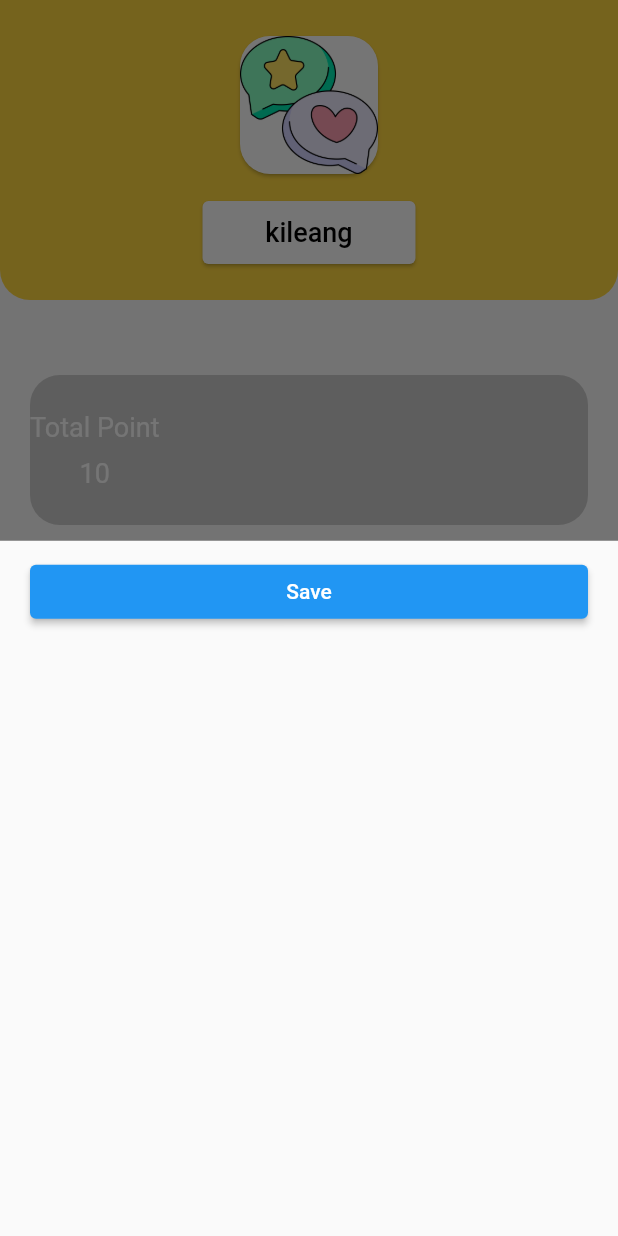
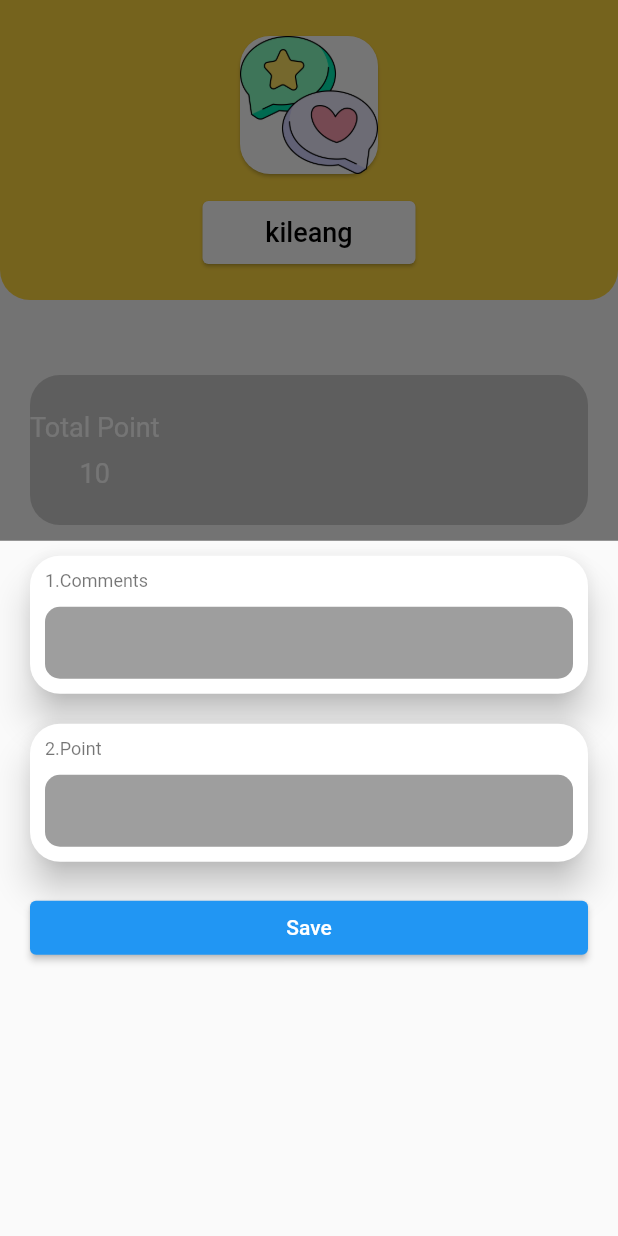
Before and after one commit to PNewBig/weeky-vote, a Flutter app: the PreviewScreen screen opened by its route, after a tap on the "rate review" icon, on a phone screen of 412 x 824 dp. Run offline on Flutter 3.47's test engine with Material 2 defaults, Android fonts, the phone set to English and light mode, and no system bars; our stand-ins replace percent_indicator; Roboto replaces fonts that are missing (defago notosans).

Commit message:
Preview changed

```diff
--- a/lib/Presentation/Screen/PreviewScreen.dart
+++ b/lib/Presentation/Screen/PreviewScreen.dart
@@ -96,12 +96,74 @@ class _PreviewScreenState extends State<PreviewScreen> {
                   return SizedBox(
                     child: Column(
                       children: [
-                        // Center(
-                        //   child: BuildForm(
-                        //       text: "1.Comment",
-                        //       acceptValue: (value) {},
-                        //       validation: (value) {}),
-                        // ),
+                        Center(
+                          child: Card(
+                              margin: const EdgeInsets.symmetric(
+                                  horizontal: 20, vertical: 10),
+                              elevation: 10,
+                              shape: RoundedRectangleBorder(
+                                  borderRadius: BorderRadius.circular(20)),
+                              child: Column(
+                                  crossAxisAlignment: CrossAxisAlignment.start,
+                                  children: [
+                                    Container(
+                                        margin: const EdgeInsets.only(
+                                            left: 10, top: 10),
+                                        child: Text("1.Comments",
+                                            style: Theme.of(context)
+                                                .textTheme
+                                                .bodySmall)),
+                                    SizedBox(height: 10),
+                                    Container(
+                                      decoration: BoxDecoration(
+                                          color: Colors.grey,
+                                          borderRadius:
+                                              BorderRadius.circular(10)),
+                                      margin: const EdgeInsets.only(
+                                          left: 10, right: 10, bottom: 10),
+                                      child: TextFormField(
+                                        decoration: InputDecoration(
+                                            contentPadding:
+                                                const EdgeInsets.only(left: 10),
+                                            border: InputBorder.none),
+                                      ),
+                                    )
+                                  ])),
+                        ),
+                        Center(
+                          child: Card(
+                              margin: const EdgeInsets.symmetric(
+                                  horizontal: 20, vertical: 10),
+                              elevation: 10,
+                              shape: RoundedRectangleBorder(
+                                  borderRadius: BorderRadius.circular(20)),
+                              child: Column(
+                                  crossAxisAlignment: CrossAxisAlignment.start,
+                                  children: [
+                                    Container(
+                                        margin: const EdgeInsets.only(
+                                            left: 10, top: 10),
+                                        child: Text("2.Point",
+                                            style: Theme.of(context)
+                                                .textTheme
+                                                .bodySmall)),
+                                    SizedBox(height: 10),
+                                    Container(
+                                      decoration: BoxDecoration(
+                                          color: Colors.grey,
+                                          borderRadius:
+                                              BorderRadius.circular(10)),
+                                      margin: const EdgeInsets.only(
+                                          left: 10, right: 10, bottom: 10),
+                                      child: TextFormField(
+                                        decoration: InputDecoration(
+                                            contentPadding:
+                                                const EdgeInsets.only(left: 10),
+                                            border: InputBorder.none),
+                                      ),
+                                    )
+                                  ])),
+                        ),
                         Container(
                             width: double.infinity,
                             margin: const EdgeInsets.symmetric(
```
